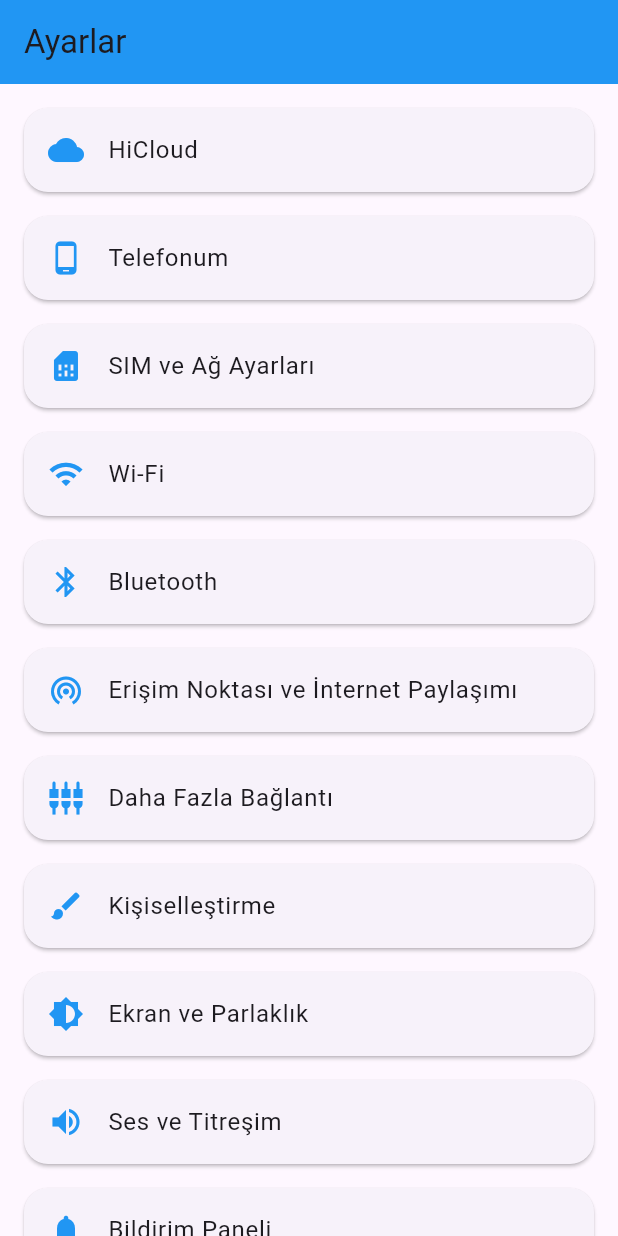
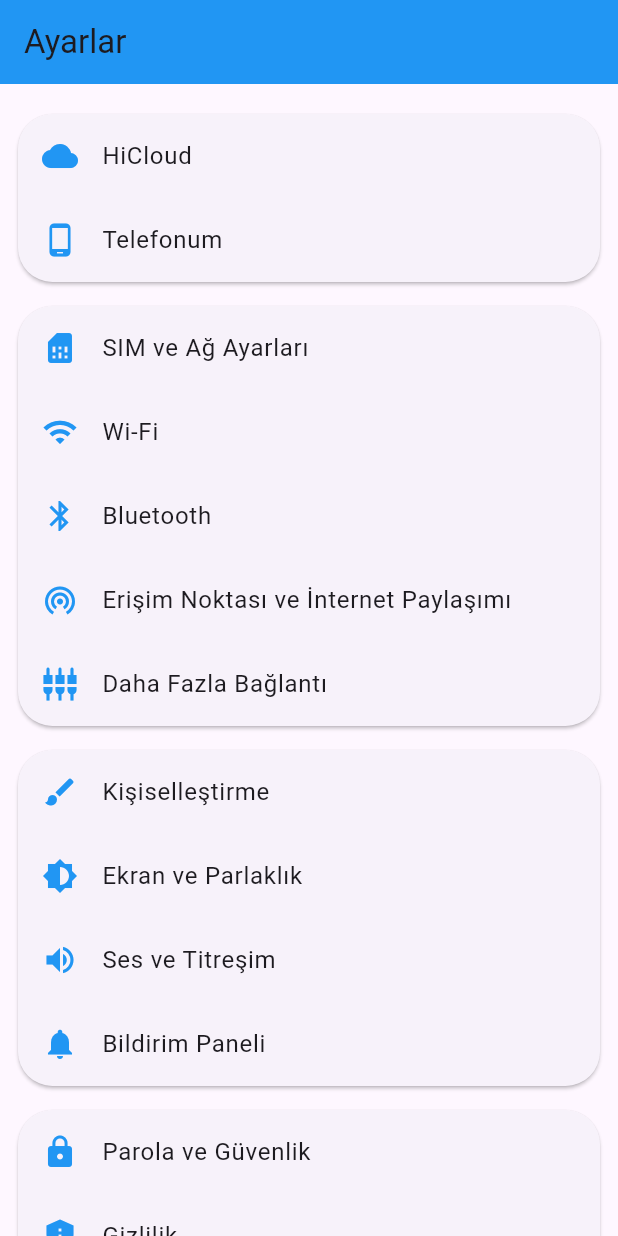
Before and after one commit to nsibvlizad-hub/Sin, a Flutter app: the screen it shows after launch, on a phone screen of 412 x 824 dp. Run offline on Flutter 3.47's test engine with Material 3 defaults, Android fonts, the phone set to English and light mode, and no system bars; our stand-ins replace shared_preferences; missing offline and left inert: android_intent_plus.

Commit message:
Update main.dart

```diff
--- a/lib/main.dart
+++ b/lib/main.dart
@@ -1,5 +1,5 @@
 import 'package:flutter/material.dart';
-import 'package:external_app_launcher/external_app_launcher.dart';
+import 'package:android_intent_plus/android_intent.dart';
 
 void main() {
   runApp(const MyApp());
@@ -18,45 +18,47 @@ class MyApp extends StatelessWidget {
 }
 
 class SettingsHome extends StatelessWidget {
-  final List<Map<String, dynamic>> settings = [
-    // Grup 1
+  // 📌 Gruplar (başlıksız)
+  final List<List<Map<String, dynamic>>> groupedSettings = [
+    [
       {'title': 'HiCloud', 'icon': Icons.cloud, 'intent': 'android.settings.CLOUD_SETTINGS'},
       {'title': 'Telefonum', 'icon': Icons.phone_android, 'fake': true},
-
-    // Grup 2
+    ],
+    [
       {'title': 'SIM ve Ağ Ayarları', 'icon': Icons.sim_card, 'intent': 'android.settings.DATA_ROAMING_SETTINGS'},
       {'title': 'Wi-Fi', 'icon': Icons.wifi, 'intent': 'android.settings.WIFI_SETTINGS'},
       {'title': 'Bluetooth', 'icon': Icons.bluetooth, 'intent': 'android.settings.BLUETOOTH_SETTINGS'},
       {'title': 'Erişim Noktası ve İnternet Paylaşımı', 'icon': Icons.wifi_tethering, 'intent': 'android.settings.TETHER_SETTINGS'},
       {'title': 'Daha Fazla Bağlantı', 'icon': Icons.settings_input_component, 'intent': 'android.settings.AIRPLANE_MODE_SETTINGS'},
-
-    // Grup 3
+    ],
+    [
       {'title': 'Kişiselleştirme', 'icon': Icons.brush, 'intent': 'android.settings.HOME_SETTINGS'},
       {'title': 'Ekran ve Parlaklık', 'icon': Icons.brightness_6, 'intent': 'android.settings.DISPLAY_SETTINGS'},
       {'title': 'Ses ve Titreşim', 'icon': Icons.volume_up, 'intent': 'android.settings.SOUND_SETTINGS'},
       {'title': 'Bildirim Paneli', 'icon': Icons.notifications, 'intent': 'android.settings.NOTIFICATION_SETTINGS'},
-
-    // Grup 4
+    ],
+    [
       {'title': 'Parola ve Güvenlik', 'icon': Icons.lock, 'intent': 'android.settings.SECURITY_SETTINGS'},
       {'title': 'Gizlilik', 'icon': Icons.privacy_tip, 'intent': 'android.settings.PRIVACY_SETTINGS'},
       {'title': 'Depolama', 'icon': Icons.sd_storage, 'intent': 'android.settings.INTERNAL_STORAGE_SETTINGS'},
-
-    // Grup 5
+    ],
+    [
       {'title': 'Uygulama Yönetimi', 'icon': Icons.apps, 'intent': 'android.settings.APPLICATION_SETTINGS'},
       {'title': 'Konum', 'icon': Icons.location_on, 'intent': 'android.settings.LOCATION_SOURCE_SETTINGS'},
-
-    // Grup 6
+    ],
+    [
       {'title': 'Batarya Laboratuvarı', 'icon': Icons.battery_full, 'intent': 'android.settings.BATTERY_SAVER_SETTINGS'},
       {'title': 'Dijital Denge ve Ebeveyn Denetimleri', 'icon': Icons.access_time, 'intent': 'android.settings.DIGITAL_WELLBEING_SETTINGS'},
       {'title': 'Ekstra Özellikler', 'icon': Icons.extension, 'intent': 'android.settings.SETTINGS'},
-
-    // Grup 7
+    ],
+    [
       {'title': 'Kullanıcılar ve Hesaplar', 'icon': Icons.people, 'intent': 'android.settings.USER_SETTINGS'},
       {'title': 'Güvenlik ve Acil Durum', 'icon': Icons.security, 'intent': 'android.settings.EMERGENCY_SETTINGS'},
       {'title': 'Google', 'icon': Icons.g_mobiledata, 'intent': 'com.google.android.gms.settings.ADVANCED_SETTINGS_ACTIVITY'},
-
-    // Grup 8
+    ],
+    [
       {'title': 'Sistem', 'icon': Icons.settings, 'intent': 'android.settings.SETTINGS'},
+    ],
   ];
 
   SettingsHome({super.key});
@@ -68,35 +70,37 @@ class SettingsHome extends StatelessWidget {
         title: const Text("Ayarlar"),
         backgroundColor: Colors.blue,
       ),
-      body: ListView.separated(
+      body: ListView.builder(
         padding: const EdgeInsets.all(12),
-        itemCount: settings.length,
-        separatorBuilder: (context, index) => const SizedBox(height: 8),
-        itemBuilder: (context, index) {
-          final item = settings[index];
+        itemCount: groupedSettings.length,
+        itemBuilder: (context, groupIndex) {
+          final items = groupedSettings[groupIndex];
+
           return Card(
             shape: RoundedRectangleBorder(
-              borderRadius: BorderRadius.circular(16),
+              borderRadius: BorderRadius.circular(23), // 📌 Grup kartı oval
             ),
-            child: ListTile(
+            margin: const EdgeInsets.symmetric(vertical: 8),
+            child: Column(
+              children: items.map((item) {
+                return ListTile(
                   leading: Icon(item['icon'], color: Colors.blue),
                   title: Text(item['title']),
-              onTap: () {
+                  onTap: () async {
                     if (item.containsKey('fake')) {
                       Navigator.push(
                         context,
                         MaterialPageRoute(builder: (context) => const PhoneInfoPage()),
                       );
                     } else {
-                  LaunchApp.openApp(
-                    androidPackageName: "",
-                    appStoreLink: "",
-                    iosUrlScheme: "",
-                    openStore: false,
-                    androidIntent: item['intent'],
+                      final intent = AndroidIntent(
+                        action: item['intent'],
                       );
+                      await intent.launch();
                     }
                   },
+                );
+              }).toList(),
             ),
           );
         },
```
Lines whose indentation alone changed are shown as unchanged.
